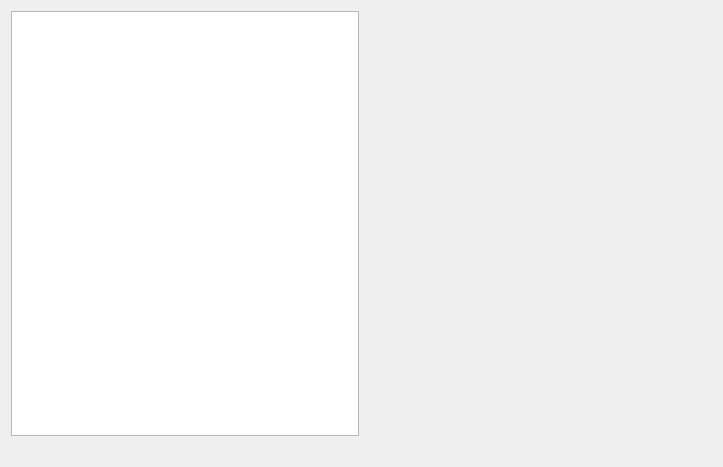
First picture: the form in src/qt/forms/qrctoken.ui, repository qtumproject/qtum, before the edit.
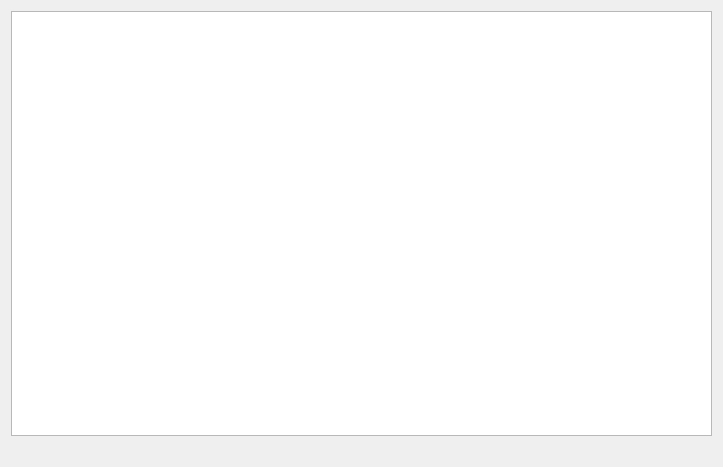
Second picture: the form after the edit.

Commit message: Update add, send and receive token dialogs

```diff
--- a/src/qt/forms/qrctoken.ui
+++ b/src/qt/forms/qrctoken.ui
@@ -15,7 +15,7 @@
   </property>
   <layout class="QVBoxLayout" name="verticalLayout_2" stretch="0,0,0">
    <item>
-    <layout class="QHBoxLayout" name="horizontalLayout" stretch="1,1">
+    <layout class="QHBoxLayout" name="horizontalLayout" stretch="1">
      <item>
       <layout class="QVBoxLayout" name="verticalLayout_3">
        <item>
@@ -27,9 +27,6 @@
        </item>
       </layout>
      </item>
-     <item>
-      <widget class="QStackedWidget" name="stackedWidgetToken"/>
-     </item>
     </layout>
    </item>
    <item>
```
The commit also changes 12 other files.
